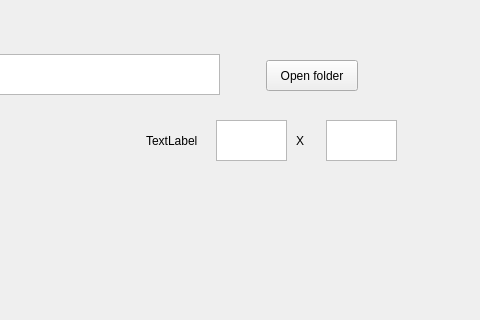
First picture: the form in config.ui, repository mesterhazi/PictureViewer, before the edit; both pictures show x 484 to 964 and y 0 to 320 of the 964 by 418 pixel window.
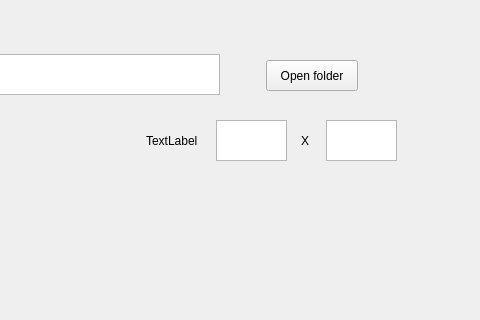
Second picture: the form after the edit.

Commit message: Config window timeout restart at user interaction

```diff
--- a/config.ui
+++ b/config.ui
@@ -140,9 +140,9 @@
   <widget class="QLabel" name="label_5">
    <property name="geometry">
     <rect>
-     <x>780</x>
+     <x>785</x>
      <y>130</y>
-     <width>16</width>
+     <width>21</width>
      <height>22</height>
     </rect>
    </property>
```
The commit also changes 2 other files.
